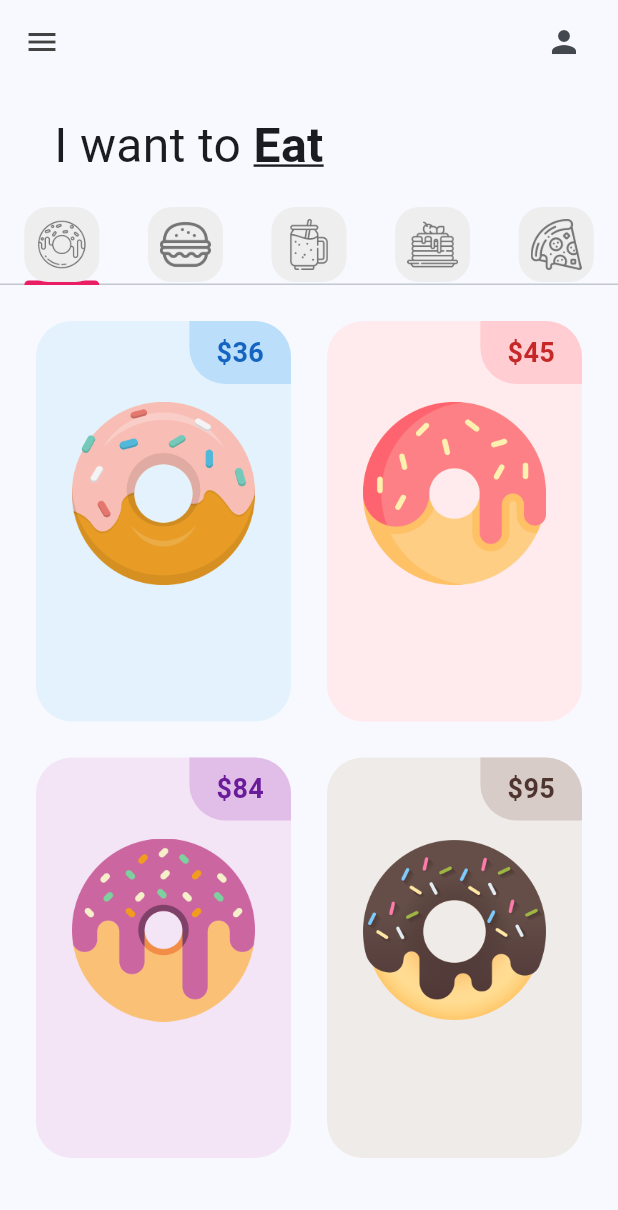
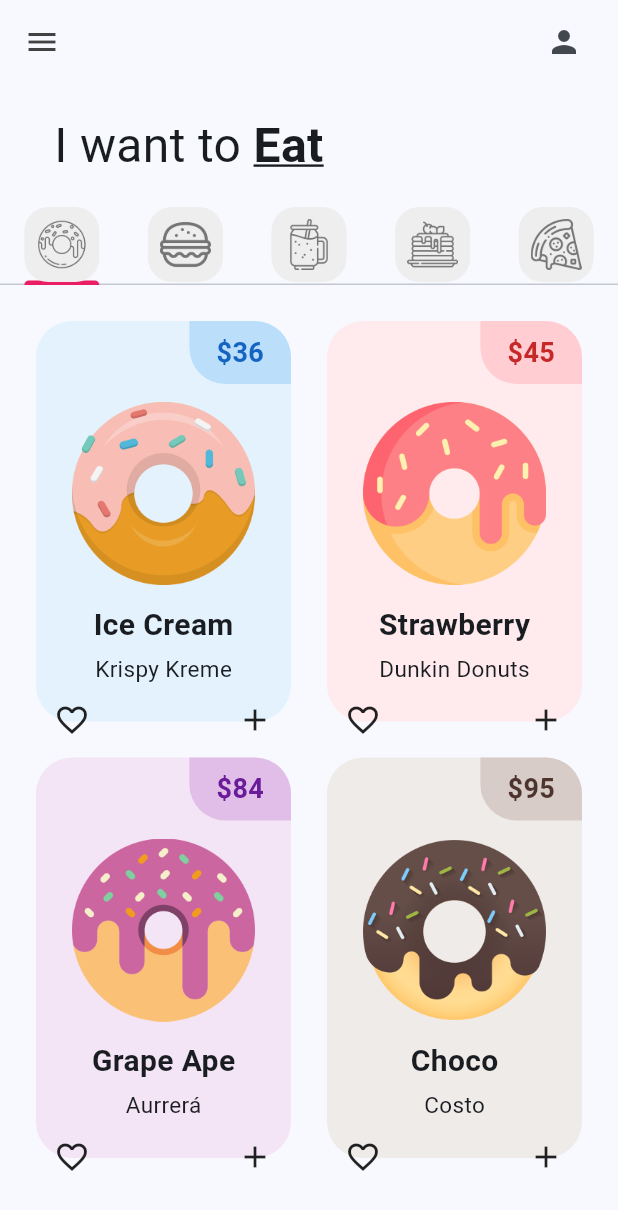
Before and after one commit to VecinoLiliana/donut_app_2c_vecino, a Flutter app: the screen it shows after launch, on a phone screen of 412 x 824 dp. Shown: the top 1210 px of the screen. Run offline on Flutter 3.47's test engine with Material 3 defaults, Android fonts, the phone set to English and light mode, and no system bars.

Commit message:
DonnutTile Finished

```diff
--- a/lib/tabs/donnut_tab.dart
+++ b/lib/tabs/donnut_tab.dart
@@ -4,11 +4,11 @@
 class DonnutTab extends StatelessWidget {
   //lista de donas
   final List donutsOnSale = [
-    // [ donutFlavor, donutPrice, donutColor, imageName ]
-    ["Ice Cream", "36", Colors.blue, "lib/images/icecream_donut.png"],
-    ["Strawberry", "45", Colors.red, "lib/images/strawberry_donut.png"],
-    ["Grape Ape", "84", Colors.purple, "lib/images/grape_donut.png"],
-    ["Choco", "95", Colors.brown, "lib/images/chocolate_donut.png"],
+    // [ donutFlavor, donutText, donutPrice, donutColor, imageName ]
+    ["Ice Cream", "Krispy Kreme","36", Colors.blue, "lib/images/icecream_donut.png"],
+    ["Strawberry", "Dunkin Donuts","45", Colors.red, "lib/images/strawberry_donut.png"],
+    ["Grape Ape", "Aurrerá","84", Colors.purple, "lib/images/grape_donut.png"],
+    ["Choco", "Costo","95", Colors.brown, "lib/images/chocolate_donut.png"],
   ];
   DonnutTab({super.key});
 
@@ -32,9 +32,10 @@
         // Cada elemento individual
         return DonnutTile(
         donnutFlavor: donutsOnSale[index][0],
-        donnutPrice: donutsOnSale [index][1],
-        donnutColor: donutsOnSale[index][2],
-        imageName: donutsOnSale[index][3],
+        donnutText: donutsOnSale[index][1],
+        donnutPrice: donutsOnSale [index][2],
+        donnutColor: donutsOnSale[index][3],
+        imageName: donutsOnSale[index][4],
         );
       },
     );
--- a/lib/utils/donut_tile.dart
+++ b/lib/utils/donut_tile.dart
@@ -4,11 +4,12 @@
 class DonnutTile extends StatelessWidget{
   final String donnutFlavor;
   final String donnutPrice;
+  final String donnutText;
   // Es dynamic porque será de tipo COLOR
   final dynamic donnutColor;
   final String imageName;
 
-  const DonnutTile({super.key, required this.donnutFlavor, required this.donnutPrice, this.donnutColor, required this.imageName, });
+  const DonnutTile({super.key, required this.donnutFlavor,required this.donnutText, required this.donnutPrice, this.donnutColor, required this.imageName, });
 
   @override
   Widget build(BuildContext context) {
@@ -49,13 +50,37 @@
             vertical:12
             ),
           child: Image.asset(imageName),
-        )
+        ),
 
         // Donut Flavor Text
+        Text(donnutFlavor,
+        style:
+        const TextStyle(fontWeight: FontWeight.bold, fontSize: 20)),
+        //Espacio entre textos
+        const SizedBox(
+          height: 4,
+        ),
 
-        // Buttons
-        ],),
+        //todo: agregar texto de la tienda de donas
+        Text(donnutText,
+        style:
+        const TextStyle(fontWeight: FontWeight.normal, fontSize: 15)),
+
+         //Iconos
+            Padding(
+              padding: const EdgeInsets.all(12.0),
+              child: Row(
+                mainAxisAlignment: MainAxisAlignment.spaceBetween,
+                children: [
+                  Icon(Icons.favorite_border),
+                  Icon(Icons.add),
+                ],
+              ),
+            ),
+
+          ],
+        ),
       ),
-    ) ;
+      );
   }
 }
```
